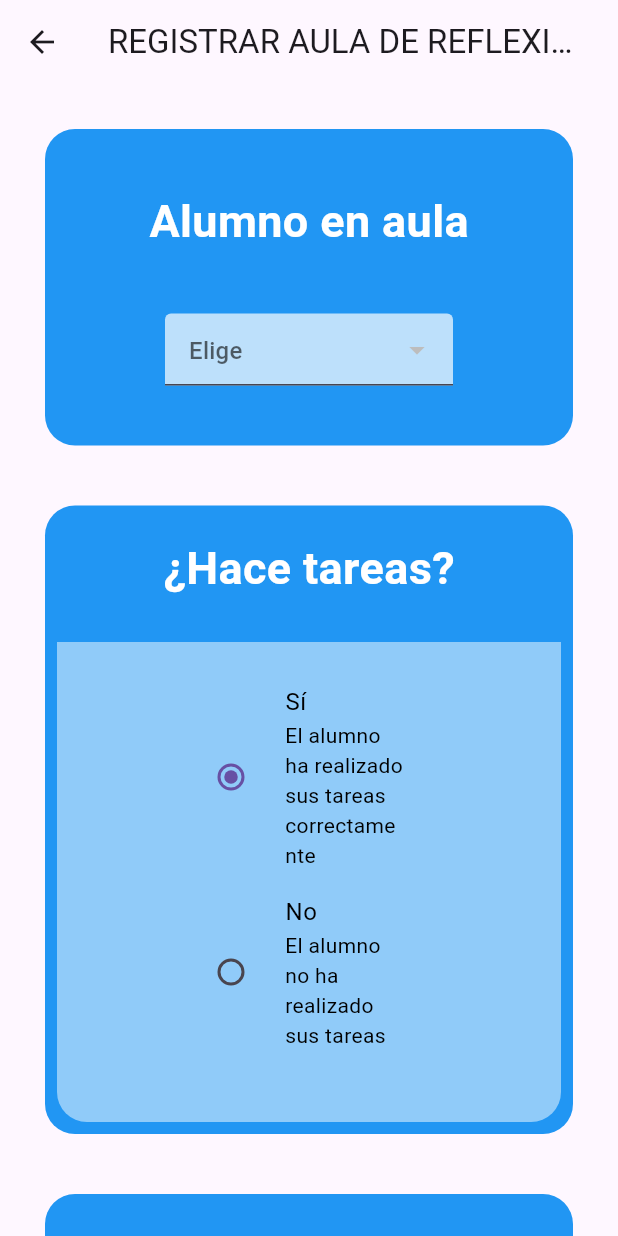
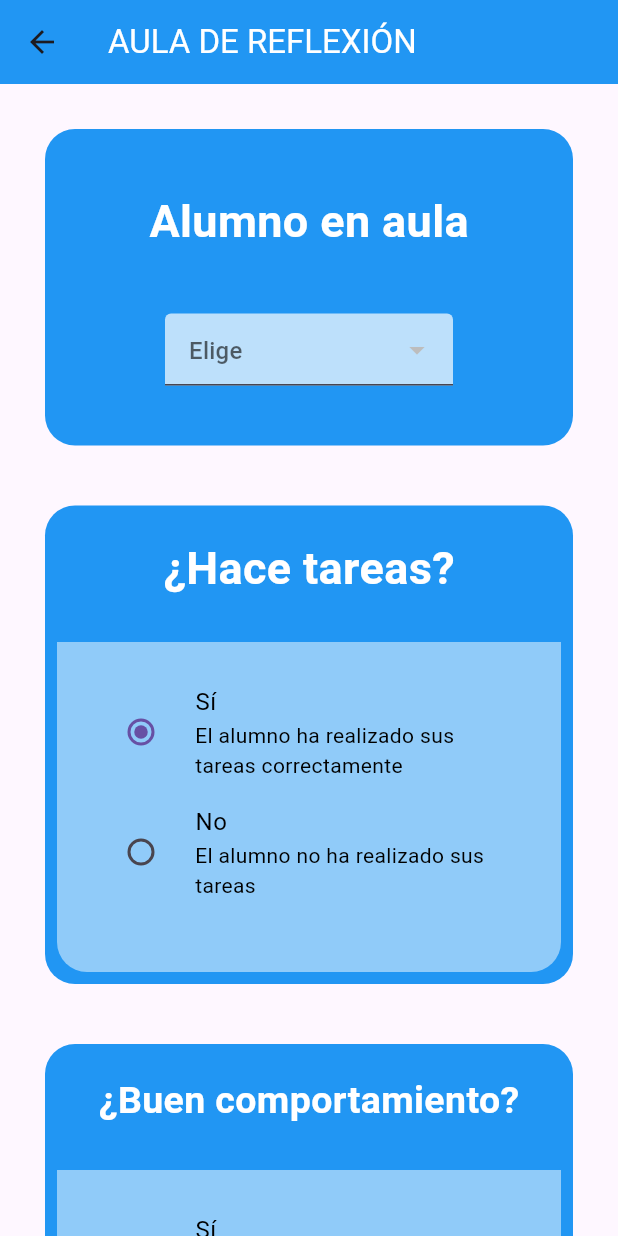
Before and after one commit to aaleexcaazaallaa/iJandula, a Flutter app: the ReflexionScreen screen opened by its route, on a phone screen of 412 x 824 dp. Run offline on Flutter 3.47's test engine with Material 3 defaults, Android fonts, the phone set to English and light mode, and no system bars; our stand-ins replace dio, firebase_auth, firebase_core, font_awesome_flutter, google_sign_in, syncfusion_flutter_calendar; accounts and stored records are empty; network calls fail.

```diff
--- a/iseneca-main/lib/screens/convivencia/reflexion_screen.dart
+++ b/iseneca-main/lib/screens/convivencia/reflexion_screen.dart
@@ -12,7 +12,8 @@ class ReflexionScreen extends StatelessWidget{
 
     return Scaffold(
       appBar: AppBar(
-        title: const Text("REGISTRAR AULA DE REFLEXIÓN"),
+        title: const Text("AULA DE REFLEXIÓN",style: TextStyle(color: Colors.white),),
+        backgroundColor: Colors.blue,
       ),
       body: const _ReflexionScreen(),
     );
@@ -111,7 +112,7 @@ class _ReflexionScreenState extends State<_ReflexionScreen> {
                         child: Container(
                           decoration: BoxDecoration(borderRadius: const BorderRadius.only(bottomLeft: Radius.circular(20) , bottomRight: Radius.circular(20)), color:Colors.white.withOpacity(0.50)),
                           child: Padding(
-                            padding: const EdgeInsets.fromLTRB(80, 20, 80, 40),
+                            padding: const EdgeInsets.fromLTRB(20, 20, 20, 40),
                             child: Column(
                               children: [
                                 RadioListTile(
@@ -153,7 +154,7 @@ class _ReflexionScreenState extends State<_ReflexionScreen> {
                           "¿Buen comportamiento?",
                           style: TextStyle(
                             fontWeight: FontWeight.bold,
-                            fontSize: 30,
+                            fontSize: 25,
                             color: Colors.white,
                           ),
                         ),
@@ -163,12 +164,12 @@ class _ReflexionScreenState extends State<_ReflexionScreen> {
                         child: Container(
                           decoration: BoxDecoration(borderRadius: const BorderRadius.only(bottomLeft: Radius.circular(20) , bottomRight: Radius.circular(20)), color:Colors.white.withOpacity(0.50)),
                           child: Padding(
-                            padding: const EdgeInsets.fromLTRB(80, 20, 80, 40),
+                            padding: const EdgeInsets.fromLTRB(20, 20, 20, 40),
                             child: Column(
                               children: [
                                 RadioListTile(
                                   title: const Text("Sí", style: TextStyle(color:Colors.black)),
-                                  subtitle: const Text("El alumno se a portado correctamente", style: TextStyle(color:Colors.black)),
+                                  subtitle: const Text("El alumno se ha portado correctamente", style: TextStyle(color:Colors.black)),
                                   value: YesNo.si,
                                   groupValue: buenComportamiento,
                                   onChanged: (value) => setState(() {
@@ -206,7 +207,7 @@ class _ReflexionScreenState extends State<_ReflexionScreen> {
                             "Profesor que lo ha enviado",
                             style: TextStyle(
                               fontWeight: FontWeight.bold,
-                              fontSize: 30,
+                              fontSize: 25,
                               color: Colors.white,
                             ),
                           ),
@@ -218,7 +219,7 @@ class _ReflexionScreenState extends State<_ReflexionScreen> {
                               "al aula de reflexión",
                               style: TextStyle(
                                 fontWeight: FontWeight.bold,
-                                fontSize: 30,
+                                fontSize: 25,
                                 color: Colors.white,
                               ),
                             ),
@@ -264,7 +265,7 @@ class _ReflexionScreenState extends State<_ReflexionScreen> {
                             "Profesor que está en el",
                             style: TextStyle(
                               fontWeight: FontWeight.bold,
-                              fontSize: 30,
+                              fontSize: 25,
                               color: Colors.white,
                             ),
                           ),
@@ -276,7 +277,7 @@ class _ReflexionScreenState extends State<_ReflexionScreen> {
                               "aula de reflexión",
                               style: TextStyle(
                                 fontWeight: FontWeight.bold,
-                                fontSize: 30,
+                                fontSize: 25,
                                 color: Colors.white,
                               ),
                             ),
@@ -328,7 +329,7 @@ class _ReflexionScreenState extends State<_ReflexionScreen> {
                       Padding(
                         padding: const EdgeInsets.only(left: 80,right: 80,top: 0 ,bottom: 40),
                         child: TextFormField(
-                          decoration: const InputDecoration(hintText: "Tu respuesta", enabledBorder: UnderlineInputBorder( borderSide: BorderSide(color: Colors.black, style: BorderStyle.solid), )),
+                          decoration: const InputDecoration(hintText: "Tu respuesta"),
                           cursorColor: Colors.black,
 
                         ),
@@ -343,7 +344,7 @@ class _ReflexionScreenState extends State<_ReflexionScreen> {
                   width: 300,
                   child: ElevatedButton(onPressed: () {
 
-                  }, child: const Text("Enviar Formulario",style: TextStyle(fontSize: 20),)),
+                  }, child: const Text("Enviar Formulario",style: TextStyle(fontSize: 20, color: Colors.blue),)),
                 )
               ],
             ),
```
Also changed, not shown: 1 other file.
